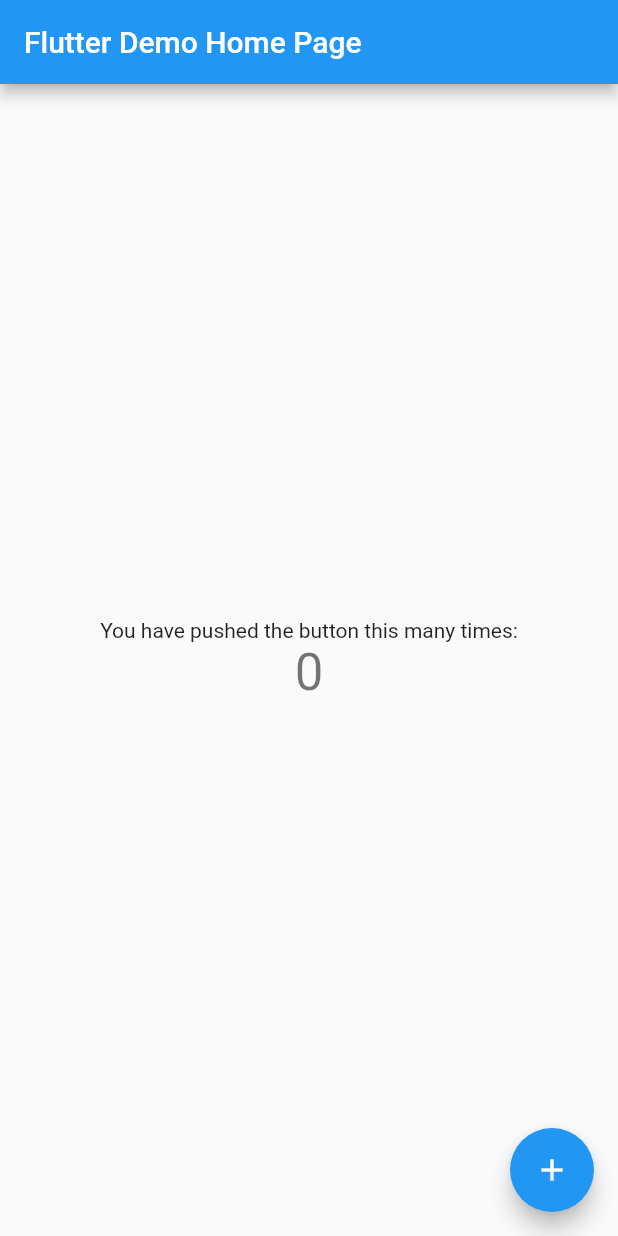
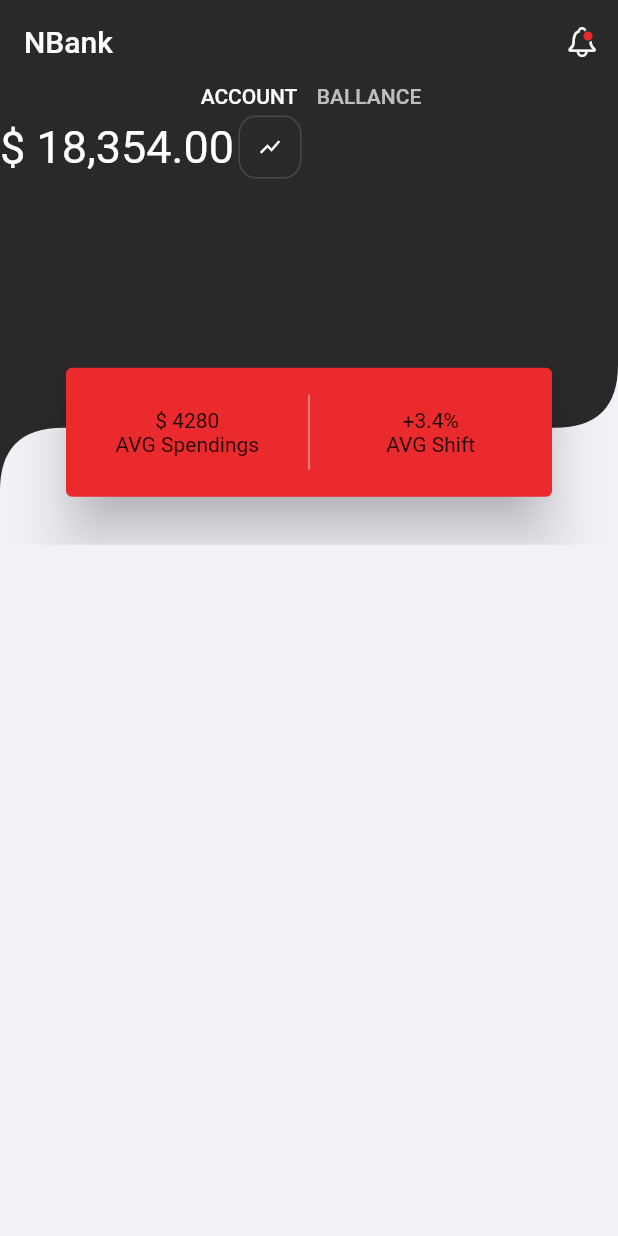
Before and after one commit to mtopolewski/flutter_design_case_carbon_banking, a Flutter app: the screen it shows after launch, on a phone screen of 412 x 824 dp. Run offline on Flutter 3.47's test engine with Material 2 defaults, Android fonts, the phone set to English and light mode, and no system bars.

Commit message:
Work in progress

```diff
--- a/lib/main.dart
+++ b/lib/main.dart
@@ -1,4 +1,7 @@
+import 'package:flutter/cupertino.dart';
 import 'package:flutter/material.dart';
+import 'package:flutter_design_case_carbon_banking/styles/colors.dart';
+import 'package:flutter_design_case_carbon_banking/widgets/cutout_container.dart';
 
 void main() {
   runApp(const MyApp());
@@ -7,109 +10,195 @@
 class MyApp extends StatelessWidget {
   const MyApp({Key? key}) : super(key: key);
 
-  // This widget is the root of your application.
   @override
   Widget build(BuildContext context) {
-    return MaterialApp(
-      title: 'Flutter Demo',
-      theme: ThemeData(
-        // This is the theme of your application.
-        //
-        // Try running your application with "flutter run". You'll see the
-        // application has a blue toolbar. Then, without quitting the app, try
-        // changing the primarySwatch below to Colors.green and then invoke
-        // "hot reload" (press "r" in the console where you ran "flutter run",
-        // or simply save your changes to "hot reload" in a Flutter IDE).
-        // Notice that the counter didn't reset back to zero; the application
-        // is not restarted.
-        primarySwatch: Colors.blue,
-      ),
-      home: const MyHomePage(title: 'Flutter Demo Home Page'),
+    return const MaterialApp(
+      debugShowCheckedModeBanner: false,
+      home: HomePage(),
     );
   }
 }
 
-class MyHomePage extends StatefulWidget {
-  const MyHomePage({Key? key, required this.title}) : super(key: key);
-
-  // This widget is the home page of your application. It is stateful, meaning
-  // that it has a State object (defined below) that contains fields that affect
-  // how it looks.
-
-  // This class is the configuration for the state. It holds the values (in this
-  // case the title) provided by the parent (in this case the App widget) and
-  // used by the build method of the State. Fields in a Widget subclass are
-  // always marked "final".
-
-  final String title;
-
-  @override
-  State<MyHomePage> createState() => _MyHomePageState();
-}
-
-class _MyHomePageState extends State<MyHomePage> {
-  int _counter = 0;
-
-  void _incrementCounter() {
-    setState(() {
-      // This call to setState tells the Flutter framework that something has
-      // changed in this State, which causes it to rerun the build method below
-      // so that the display can reflect the updated values. If we changed
-      // _counter without calling setState(), then the build method would not be
-      // called again, and so nothing would appear to happen.
-      _counter++;
-    });
-  }
+class HomePage extends StatelessWidget {
+  const HomePage({Key? key}) : super(key: key);
 
   @override
   Widget build(BuildContext context) {
-    // This method is rerun every time setState is called, for instance as done
-    // by the _incrementCounter method above.
-    //
-    // The Flutter framework has been optimized to make rerunning build methods
-    // fast, so that you can just rebuild anything that needs updating rather
-    // than having to individually change instances of widgets.
     return Scaffold(
+      backgroundColor: AppColors.appWhite,
       appBar: AppBar(
-        // Here we take the value from the MyHomePage object that was created by
-        // the App.build method, and use it to set our appbar title.
-        title: Text(widget.title),
+        backgroundColor: AppColors.appBlack,
+        elevation: 0,
+        centerTitle: false,
+        title: const Text("NBank"),
+        actions: [
+          Center(
+            child: ElevatedButton(
+              style: ButtonStyle(
+                backgroundColor: MaterialStateProperty.all(Colors.transparent),
+                elevation: MaterialStateProperty.all(0),
+                maximumSize: MaterialStateProperty.all(const Size(36, 36)),
+                minimumSize: MaterialStateProperty.all(const Size(20, 20)),
+                padding: MaterialStateProperty.all(EdgeInsets.zero),
+              ),
+              onPressed: () {},
+              child: Stack(
+                alignment: Alignment.center,
+                fit: StackFit.expand,
+                children: [
+                  const Center(
+                    child: Icon(
+                      CupertinoIcons.bell,
+                      size: 23,
+                    ),
+                  ),
+                  Positioned(
+                    //alignment: Alignment.topRight,
+                    right: 10,
+                    top: 10,
+                    child: Container(
+                      decoration: const BoxDecoration(
+                        color: AppColors.appBlack,
+                        borderRadius: BorderRadius.all(Radius.circular(4)),
+                      ),
+                      width: 8,
+                      height: 8,
+                      alignment: Alignment.center,
+                      child: Container(
+                        //color: AppColors.appRed,
+                        decoration: const BoxDecoration(
+                          color: AppColors.appRed,
+                          borderRadius: BorderRadius.all(Radius.circular(3)),
+                        ),
+                        width: 6,
+                        height: 6,
+                      ),
+                    ),
+                  ),
+                ],
+              ),
+            ),
+          ),
+        ],
       ),
-      body: Center(
-        // Center is a layout widget. It takes a single child and positions it
-        // in the middle of the parent.
-        child: Column(
-          // Column is also a layout widget. It takes a list of children and
-          // arranges them vertically. By default, it sizes itself to fit its
-          // children horizontally, and tries to be as tall as its parent.
-          //
-          // Invoke "debug painting" (press "p" in the console, choose the
-          // "Toggle Debug Paint" action from the Flutter Inspector in Android
-          // Studio, or the "Toggle Debug Paint" command in Visual Studio Code)
-          // to see the wireframe for each widget.
-          //
-          // Column has various properties to control how it sizes itself and
-          // how it positions its children. Here we use mainAxisAlignment to
-          // center the children vertically; the main axis here is the vertical
-          // axis because Columns are vertical (the cross axis would be
-          // horizontal).
-          mainAxisAlignment: MainAxisAlignment.center,
-          children: <Widget>[
-            const Text(
-              'You have pushed the button this many times:',
-            ),
-            Text(
-              '$_counter',
-              style: Theme.of(context).textTheme.headline4,
-            ),
-          ],
+      body: Column(children: [
+        Expanded(
+          flex: 2,
+          child: Stack(
+            children: [
+              const CutoutContainer(),
+              Column(
+                children: [
+                  SizedBox(
+                    width: 160,
+                    child: DefaultTabController(
+                        length: 2,
+                        child: TabBar(
+                          //indicatorWeight: 0,
+                          padding: EdgeInsets.zero,
+                          labelPadding: EdgeInsets.zero,
+                          //indicator: null,
+                          indicatorColor: Colors.transparent,
+                          tabs: [
+                            Text("Account".toUpperCase()),
+                            Text("Ballance".toUpperCase())
+                          ],
+                        )),
+                  ),
+                  Row(
+                    children: [
+                      const Text(
+                        "\$ 18,354.00",
+                        style: TextStyle(color: Colors.white, fontSize: 30),
+                      ),
+                      OutlinedButton(
+                        onPressed: () {},
+                        style: ButtonStyle(
+                          shape:
+                              MaterialStateProperty.all(RoundedRectangleBorder(
+                            borderRadius: BorderRadius.circular(12.0),
+                          )),
+                          //side: MaterialStateProperty(BorderSide(width: 5.0, color: Colors.blue)),
+                          side: MaterialStateProperty.all(
+                            const BorderSide(
+                                width: 1.0, color: AppColors.appGrey),
+                          ),
+                          padding: MaterialStateProperty.all(EdgeInsets.zero),
+                          maximumSize: MaterialStateProperty.all(
+                            const Size(60, 60),
+                          ),
+                          minimumSize: MaterialStateProperty.all(
+                            const Size(42, 42),
+                          ),
+                          foregroundColor:
+                              MaterialStateProperty.all(Colors.white),
+                        ),
+                        child: const Icon(
+                          Icons.show_chart,
+                          size: 16,
+                        ),
+                      )
+                      // OutlinedButton.icon(
+                      //   onPressed: () {},
+                      //   icon: const Icon(Icons.show_chart),
+                      //   label: const Text(""),
+                      // ),
+                    ],
+                  ),
+                  const Spacer(),
+                  Padding(
+                    padding: const EdgeInsets.symmetric(horizontal: 40),
+                    child: Card(
+                      elevation: 16,
+                      color: AppColors.appRed,
+                      child: SizedBox(
+                        height: 86,
+                        child: Row(
+                          children: [
+                            Expanded(
+                              child: Column(
+                                mainAxisSize: MainAxisSize.min,
+                                children: const [
+                                  Text("\$ 4280"),
+                                  Text("AVG Spendings")
+                                ],
+                              ),
+                            ),
+                            Container(
+                              width: 0.5,
+                              height: 50,
+                              color: Colors.white,
+                            ),
+                            Expanded(
+                              child: Column(
+                                mainAxisSize: MainAxisSize.min,
+                                children: const [
+                                  Text("+3.4%"),
+                                  Text("AVG Shift")
+                                ],
+                              ),
+                            )
+                          ],
+                        ),
+                      ),
+                    ),
+                  ),
+                  const SizedBox(
+                    height: 28,
+                  )
+                  //const Spacer(),
+                ],
+              ),
+            ],
+          ),
         ),
-      ),
-      floatingActionButton: FloatingActionButton(
-        onPressed: _incrementCounter,
-        tooltip: 'Increment',
-        child: const Icon(Icons.add),
-      ), // This trailing comma makes auto-formatting nicer for build methods.
+        Expanded(
+          flex: 3,
+          child: Container(
+            color: AppColors.appWhite,
+          ),
+        ),
+      ]),
     );
   }
 }
--- /dev/null
+++ b/lib/styles/colors.dart
@@ -0,0 +1,8 @@
+import 'package:flutter/material.dart';
+
+class AppColors {
+  static const Color appBlack = Color(0xFF292929);
+  static const Color appRed = Color(0xFFEA2A2C);
+  static const Color appWhite = Color(0xFFF1F2F7);
+  static const Color appGrey = Color(0xFF484848);
+}
--- /dev/null
+++ b/lib/widgets/cutout_container.dart
@@ -0,0 +1,45 @@
+import 'package:flutter/material.dart';
+import 'package:flutter_design_case_carbon_banking/styles/colors.dart';
+
+class CutoutContainer extends StatelessWidget {
+  const CutoutContainer({Key? key, this.child}) : super(key: key);
+  final Widget? child;
+
+  @override
+  Widget build(BuildContext context) {
+    return ClipPath(
+      clipper: _cutoutContainerClipper(),
+      child: Container(
+        width: double.infinity,
+        color: AppColors.appBlack,
+        child: child,
+      ),
+    );
+  }
+}
+
+class _cutoutContainerClipper extends CustomClipper<Path> {
+  @override
+  Path getClip(Size size) {
+    const bottomVerticalOffset = 36.0;
+    const cornerOffset = 42.0;
+    var path = Path();
+    path.moveTo(0, size.height - bottomVerticalOffset);
+    path.quadraticBezierTo(0, size.height - cornerOffset - bottomVerticalOffset,
+        cornerOffset, size.height - cornerOffset - bottomVerticalOffset);
+    path.lineTo(size.width - cornerOffset,
+        size.height - cornerOffset - bottomVerticalOffset);
+    path.quadraticBezierTo(
+        size.width,
+        size.height - cornerOffset - bottomVerticalOffset,
+        size.width,
+        size.height - 2 * cornerOffset - bottomVerticalOffset);
+    path.lineTo(size.width, 0);
+    path.lineTo(0, 0);
+    path.close();
+    return path;
+  }
+
+  @override
+  bool shouldReclip(covariant CustomClipper<Path> oldClipper) => true;
+}
```
